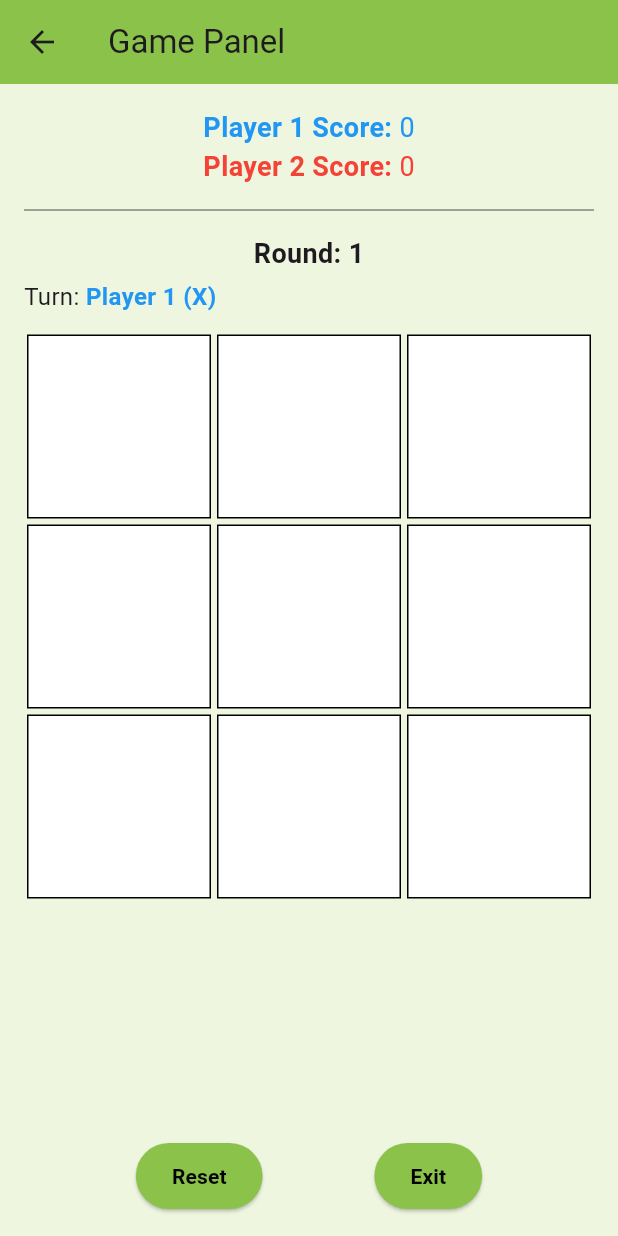
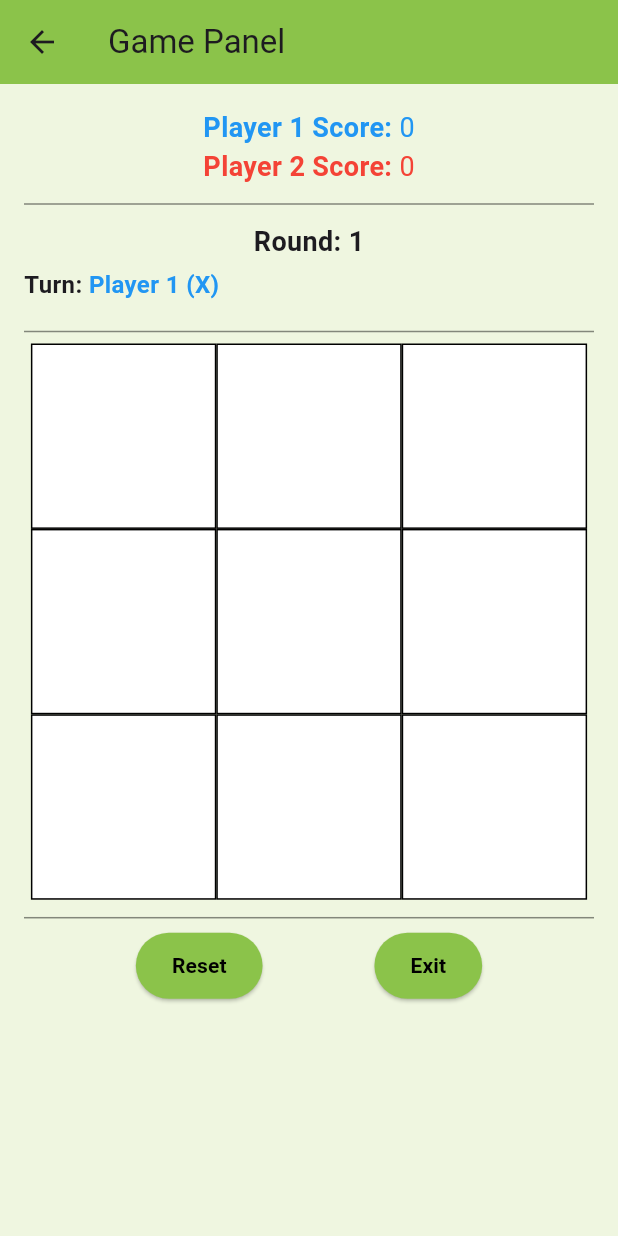
Before and after one commit to CerenTkn/Tic-Tac-Toe-Game, a Flutter app: the PlayersInfoPage screen opened directly, after a tap on the "arrow forward" icon, on a phone screen of 412 x 824 dp. Run offline on Flutter 3.47's test engine with Material 3 defaults, Android fonts, the phone set to English and light mode, and no system bars.

Commit message:
Tic Tac Toe Game final commit

```diff
--- a/lib/game_panel.dart
+++ b/lib/game_panel.dart
@@ -65,7 +65,6 @@ class _GamePanelPageState extends State<GamePanelPage> {
                     }
                     round++;
                     board = List.filled(9, '');
-                    // Winner başlar!
                   });
                 },
                 child: const Text('Ok'),
@@ -75,7 +74,6 @@ class _GamePanelPageState extends State<GamePanelPage> {
         );
       }
       else if (!board.contains('')) {
-        // Draw
         // Draw
         showDialog(
           context: context,
@@ -135,16 +133,14 @@ class _GamePanelPageState extends State<GamePanelPage> {
         title: const Text('Are you sure to exit?'),
         actions: [
           TextButton(
-            onPressed: () => Navigator.pop(context), // No: sadece dialog kapanır
+            onPressed: () => Navigator.pop(context),
             child: const Text('No'),
           ),
           TextButton(
             onPressed: () {
-              Navigator.pop(context); // dialog kapanır
+              Navigator.pop(context);
 
-              // kazananı kontrol et
               if (score1 == score2) {
-                // berabereyse kimse eklenmesin
                 Navigator.pop(context);
                 return;
               }
@@ -176,6 +172,8 @@ class _GamePanelPageState extends State<GamePanelPage> {
 
   @override
   Widget build(BuildContext context) {
+    final screenHeight = MediaQuery.of(context).size.height;
+    final boardSize = screenHeight * 0.45;
     return Scaffold(
       backgroundColor: const Color(0xFFEFF6E0),
       appBar: AppBar(
@@ -190,7 +188,7 @@ class _GamePanelPageState extends State<GamePanelPage> {
         padding: const EdgeInsets.all(16),
         child: Column(
           children: [
-            // Skorlar
+
             Column(
               children: [
                 Text.rich(
@@ -226,10 +224,10 @@ class _GamePanelPageState extends State<GamePanelPage> {
               ],
             ),
 
-            const SizedBox(height: 8),
+            const SizedBox(height: 4),
             const Divider(thickness: 1, color: Colors.black45),
 
-            const SizedBox(height: 8),
+            const SizedBox(height: 4),
             // Round bilgisi
             Text(
               'Round: $round',
@@ -237,13 +235,12 @@ class _GamePanelPageState extends State<GamePanelPage> {
             ),
 
             const SizedBox(height: 4),
-            // Turn bilgisi
             Align(
               alignment: Alignment.centerLeft,
               child: Text.rich(
                 TextSpan(
                   text: 'Turn: ',
-                  style: const TextStyle(fontSize: 16),
+                  style: const TextStyle(fontSize: 16, fontWeight: FontWeight.bold),
                   children: [
                     TextSpan(
                       text: '$currentPlayer ($currentSymbol)',
@@ -260,18 +257,25 @@ class _GamePanelPageState extends State<GamePanelPage> {
 
             const SizedBox(height: 12),
 
-            // Oyun alanı
-            Expanded(
+            const Divider(thickness: 1, color: Colors.black45),
+
+            SizedBox(
+              width: boardSize,
+              height: boardSize,
               child: GridView.builder(
-                itemCount: 9,
+                physics: const NeverScrollableScrollPhysics(),
+                padding: EdgeInsets.zero,
                 gridDelegate: const SliverGridDelegateWithFixedCrossAxisCount(
                   crossAxisCount: 3,
+                  mainAxisSpacing: 0,
+                  crossAxisSpacing: 0,
+                  childAspectRatio: 1,
                 ),
+                itemCount: 9,
                 itemBuilder: (context, index) {
                   return GestureDetector(
                     onTap: () => handleTap(index),
                     child: Container(
-                      margin: const EdgeInsets.all(2),
                       decoration: BoxDecoration(
                         color: Colors.white,
                         border: Border.all(color: Colors.black),
@@ -280,7 +284,8 @@ class _GamePanelPageState extends State<GamePanelPage> {
                         child: Text(
                           board[index],
                           style: TextStyle(
-                            fontSize: 40,
+                            fontSize: 60,
+                            fontWeight: FontWeight.bold,
                             color: board[index] == 'X' ? Colors.blue : Colors.red,
                           ),
                         ),
@@ -290,10 +295,9 @@ class _GamePanelPageState extends State<GamePanelPage> {
                 },
               ),
             ),
+          const SizedBox(height: 4),
+            const Divider(thickness: 1, color: Colors.black45),
 
-            const SizedBox(height: 12),
-
-            // Butonlar
             Row(
               mainAxisAlignment: MainAxisAlignment.spaceEvenly,
               children: [
--- a/lib/players_info.dart
+++ b/lib/players_info.dart
@@ -52,21 +52,19 @@ class _PlayersInfoPageState extends State<PlayersInfoPage> {
         ],
       ),
       child: Row(
-        crossAxisAlignment: CrossAxisAlignment.center, // TOP DEĞİL, ORTALA
+        crossAxisAlignment: CrossAxisAlignment.center,
         children: [
-          // Gri kutu içindeki kişi ikonu
           Container(
-            width: 30,
-            height: 30,
+            width: 20,
+            height: 20,
             decoration: BoxDecoration(
-              color: Colors.grey.shade300,
+              color: Colors.black26,
               borderRadius: BorderRadius.circular(4),
             ),
-            child: const Icon(Icons.person, size: 18, color: Colors.black54),
+            child: const Icon(Icons.person, size: 15, color: Colors.white),
           ),
           const SizedBox(width: 12),
 
-          // TextField + altında etiket yazısı
           Expanded(
             child: Column(
               crossAxisAlignment: CrossAxisAlignment.start,
@@ -97,18 +95,16 @@ class _PlayersInfoPageState extends State<PlayersInfoPage> {
               ],
             ),
           ),
+          const SizedBox(width: 12),
 
-          // Büyük ve ortalanmış renkli daire
           CircleAvatar(
             backgroundColor: color,
-            radius: 16, // büyütüldü!
+            radius: 16,
           ),
         ],
       ),
     );
   }
-
-
 
   @override
   Widget build(BuildContext context) {
@@ -123,29 +119,33 @@ class _PlayersInfoPageState extends State<PlayersInfoPage> {
         padding: const EdgeInsets.all(16),
         child: Column(
           children: [
-            const Divider(thickness: 1, color: Colors.black), // üst çizgi
+            const Divider(thickness: 1, color: Colors.black),
 
             buildPlayerCard(player1Controller, Colors.blue, 'Player 1'),
 
             const SizedBox(height: 4),
 
-            const Icon(Icons.unfold_more, size: 30, color: Colors.black), // Dikey çift ok
-
+            IconButton(
+              onPressed: swapPlayers,
+              icon: Transform.rotate(
+                angle: 1.5708,
+                child: const Icon(Icons.compare_arrows, size: 32, color: Colors.black),
+              ),
+            ),
             const SizedBox(height: 4),
 
             buildPlayerCard(player2Controller, Colors.red, 'Player 2'),
 
             const Divider(thickness: 1, color: Colors.black), // alt çizgi
 
-            const SizedBox(height: 20),
+            const SizedBox(height: 10),
 
             const Align(
               alignment: Alignment.center,
               child: Text(
                 'Heros List:',
                 style: TextStyle(
-                  fontSize: 18,
-                  fontFamily: 'monospace',
+                  fontSize: 18
                 ),
               ),
             ),
@@ -158,7 +158,6 @@ class _PlayersInfoPageState extends State<PlayersInfoPage> {
                 itemBuilder: (context, index) {
                   final entry = heroes[index];
 
-                  // Örn: "Player 1 (X) - 4"
                   String name = '';
                   String symbol = '';
                   String score = '';
@@ -171,18 +170,18 @@ class _PlayersInfoPageState extends State<PlayersInfoPage> {
                       symbol = match.group(2)!;
                       score = match.group(3)!;
                     } else {
-                      name = entry; // fallback
+                      name = entry;
                     }
                   } catch (e) {
-                    name = entry; // fallback
+                    name = entry;
                   }
 
                   return Dismissible(
-                    key: Key(entry + index.toString()),
+                    key: Key(entry),
                     direction: DismissDirection.startToEnd,
                     onDismissed: (_) {
                       setState(() {
-                        heroes.removeAt(index);
+                        heroes.remove(entry);
                       });
                     },
                     background: Container(
@@ -234,11 +233,19 @@ class _PlayersInfoPageState extends State<PlayersInfoPage> {
           ],
         ),
       ),
-      floatingActionButton: FloatingActionButton(
-        backgroundColor: Colors.green,
-        onPressed: navigateToGame,
-        child: const Icon(Icons.arrow_forward, color: Colors.white),
+      floatingActionButton: SizedBox(
+        width: 56,
+        height: 56,
+        child: FloatingActionButton(
+          onPressed: navigateToGame,
+          backgroundColor: Colors.green,
+          elevation: 4,
+          shape: const CircleBorder(),
+          child: const Icon(Icons.arrow_forward, color: Colors.white),
+        ),
       ),
+
+
     );
   }
 }
```
Also changed, not shown: lib/home.dart (+33 -23 lines), lib/main.dart (+11 -3 lines).
